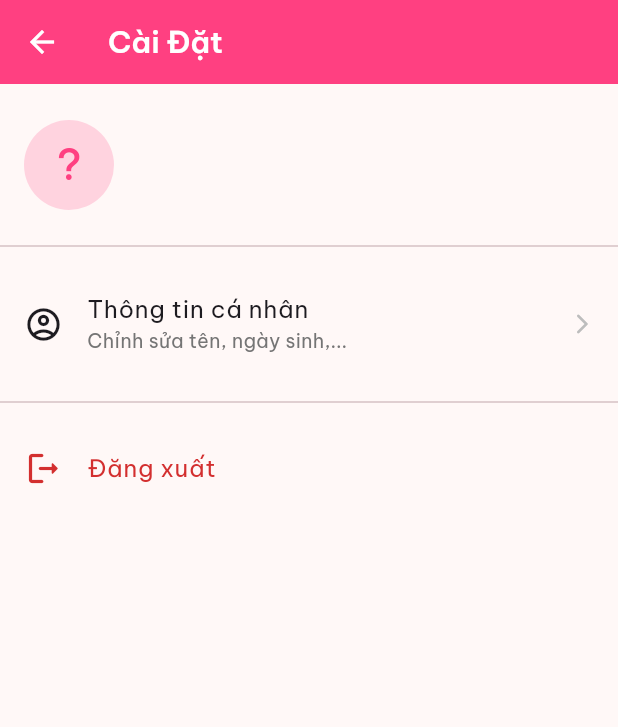
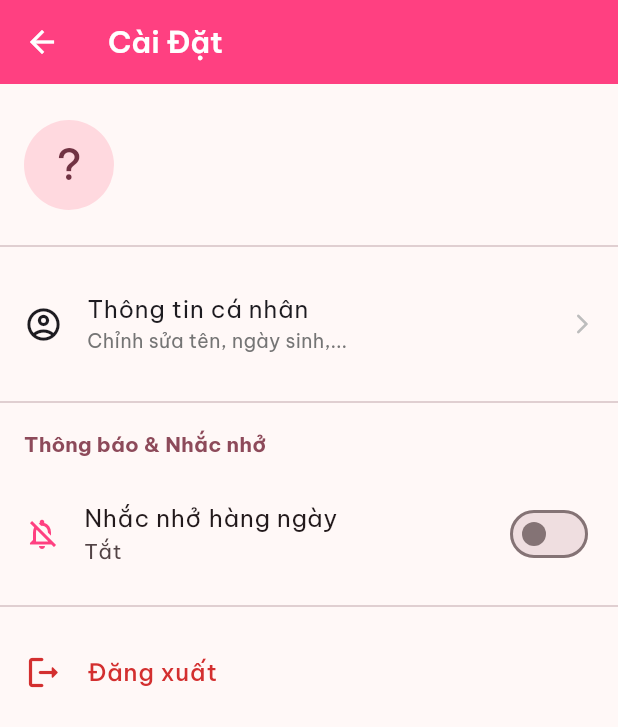
Before and after one commit to viensonlxag/Mobileappproject, a Flutter app: the SettingsScreen screen opened by its route, on a phone screen of 412 x 824 dp. Shown: the top 727 px of the screen. Run offline on Flutter 3.47's test engine with Material 3 defaults, Android fonts, the phone set to English and light mode, and no system bars; our stand-ins replace cloud_firestore, firebase_auth, firebase_core, fl_chart, flutter_local_notifications, google_fonts and 4 more; accounts and stored records are empty; network calls fail.

Commit message:
update notification service and update setting screen

```diff
--- a/lib/screens/settings_screen.dart
+++ b/lib/screens/settings_screen.dart
@@ -1,7 +1,9 @@
 import 'package:flutter/material.dart';
 import 'package:provider/provider.dart';
+import 'package:intl/intl.dart'; // Để định dạng thời gian
 import '../providers/app_provider.dart';
 import '../routes.dart';
+// import '../services/notification_service.dart'; // Không cần trực tiếp ở đây nữa
 
 class SettingsScreen extends StatelessWidget {
   const SettingsScreen({super.key});
@@ -14,6 +16,7 @@ class SettingsScreen extends StatelessWidget {
         return AlertDialog(
           title: const Text('Xác nhận Đăng xuất'),
           content: const Text('Bạn có chắc chắn muốn đăng xuất?'),
+          shape: RoundedRectangleBorder(borderRadius: BorderRadius.circular(16)),
           actions: <Widget>[
             TextButton(
               child: const Text('Hủy'),
@@ -25,10 +28,8 @@ class SettingsScreen extends StatelessWidget {
               style: TextButton.styleFrom(foregroundColor: Colors.red),
               child: const Text('Đăng xuất'),
               onPressed: () async {
-                Navigator.of(dialogContext).pop(); // Đóng dialog trước
-                // Gọi hàm signOut từ AppProvider (đã đổi tên thành appSignOut)
+                Navigator.of(dialogContext).pop();
                 await Provider.of<AppProvider>(context, listen: false).appSignOut(context);
-                // Việc điều hướng đã được xử lý trong appSignOut
               },
             ),
           ],
@@ -37,32 +38,67 @@ class SettingsScreen extends StatelessWidget {
     );
   }
 
+  // ***** THÊM HÀM CHỌN GIỜ CHO NHẮC NHỞ HÀNG NGÀY *****
+  Future<void> _selectDailyReminderTime(BuildContext context, AppProvider appProvider) async {
+    final TimeOfDay? pickedTime = await showTimePicker(
+      context: context,
+      initialTime: appProvider.dailyReminderTime,
+      helpText: 'CHỌN GIỜ NHẮC NHỞ',
+      builder: (BuildContext context, Widget? child) {
+        return Theme(
+          data: Theme.of(context).copyWith(
+            timePickerTheme: TimePickerThemeData(
+              // Tùy chỉnh theme của TimePicker nếu muốn
+              backgroundColor: Colors.white,
+              hourMinuteShape: RoundedRectangleBorder(
+                borderRadius: BorderRadius.circular(12),
+                side: BorderSide(color: Theme.of(context).colorScheme.primary, width: 2),
+              ),
+              dayPeriodShape: RoundedRectangleBorder(
+                borderRadius: BorderRadius.circular(12),
+                side: BorderSide(color: Theme.of(context).colorScheme.primary, width: 1.5),
+              ),
+              // ... các thuộc tính khác
+            ),
+          ),
+          child: child!,
+        );
+      },
+    );
+    if (pickedTime != null && (pickedTime.hour != appProvider.dailyReminderHour || pickedTime.minute != appProvider.dailyReminderMinute)) {
+      await appProvider.updateDailyReminderSetting(
+        enabled: appProvider.dailyReminderEnabled, // Giữ nguyên trạng thái bật/tắt
+        hour: pickedTime.hour,
+        minute: pickedTime.minute,
+      );
+    }
+  }
+
+
   @override
   Widget build(BuildContext context) {
-    // Lấy tên người dùng hiện tại để hiển thị (tùy chọn)
-    final userName = Provider.of<AppProvider>(context).userName;
-    final userEmail = Provider.of<AppProvider>(context).currentUser?.email ?? 'Không có email';
-
+    final appProvider = Provider.of<AppProvider>(context);
+    final userName = appProvider.userName;
+    final userEmail = appProvider.currentUser?.email ?? 'Không có email';
+    final theme = Theme.of(context);
 
     return Scaffold(
       appBar: AppBar(
         title: const Text('Cài Đặt'),
-        // backgroundColor và foregroundColor sẽ lấy từ theme trong main.dart
       ),
       body: ListView(
         padding: const EdgeInsets.symmetric(vertical: 8.0),
         children: <Widget>[
-          // Thông tin người dùng cơ bản
           Padding(
             padding: const EdgeInsets.all(16.0),
             child: Row(
               children: [
                 CircleAvatar(
                   radius: 30,
-                  backgroundColor: Colors.pinkAccent.withOpacity(0.2),
+                  backgroundColor: theme.colorScheme.primaryContainer,
                   child: Text(
                     userName.isNotEmpty && userName != "Bạn" ? userName[0].toUpperCase() : "?",
-                    style: const TextStyle(fontSize: 28, color: Colors.pinkAccent),
+                    style: TextStyle(fontSize: 28, color: theme.colorScheme.onPrimaryContainer),
                   ),
                 ),
                 const SizedBox(width: 16),
@@ -72,12 +108,12 @@ class SettingsScreen extends StatelessWidget {
                     children: [
                       Text(
                         userName,
-                        style: const TextStyle(fontSize: 18, fontWeight: FontWeight.bold),
+                        style: theme.textTheme.titleLarge?.copyWith(fontWeight: FontWeight.w600),
                         overflow: TextOverflow.ellipsis,
                       ),
                       Text(
                         userEmail,
-                        style: TextStyle(fontSize: 14, color: Colors.grey[600]),
+                        style: theme.textTheme.bodyMedium?.copyWith(color: Colors.grey[600]),
                         overflow: TextOverflow.ellipsis,
                       ),
                     ],
@@ -97,19 +133,44 @@ class SettingsScreen extends StatelessWidget {
               Navigator.pushNamed(context, Routes.userProfile);
             },
           ),
-          // Thêm các mục cài đặt khác nếu cần
-          // _buildSettingsItem(
-          //   context,
-          //   icon: Icons.notifications_outlined,
-          //   title: 'Thông báo',
-          //   onTap: () { /* Xử lý */ },
-          // ),
-          // _buildSettingsItem(
-          //   context,
-          //   icon: Icons.color_lens_outlined,
-          //   title: 'Giao diện',
-          //   onTap: () { /* Xử lý */ },
-          // ),
+
+          // ***** THÊM MỤC CÀI ĐẶT THÔNG BÁO *****
+          const Divider(),
+          Padding(
+            padding: const EdgeInsets.symmetric(horizontal: 16.0, vertical: 10.0),
+            child: Text(
+              'Thông báo & Nhắc nhở',
+              style: theme.textTheme.titleSmall?.copyWith(
+                color: theme.colorScheme.primary,
+                fontWeight: FontWeight.bold,
+              ),
+            ),
+          ),
+          SwitchListTile(
+            title: const Text('Nhắc nhở hàng ngày'),
+            subtitle: Text(appProvider.dailyReminderEnabled
+                ? 'Bật lúc ${appProvider.dailyReminderTime.format(context)}'
+                : 'Tắt'),
+            value: appProvider.dailyReminderEnabled,
+            onChanged: (bool value) {
+              appProvider.updateDailyReminderSetting(
+                enabled: value,
+                hour: appProvider.dailyReminderHour, // Giữ nguyên giờ phút hiện tại khi chỉ bật/tắt
+                minute: appProvider.dailyReminderMinute,
+              );
+            },
+            secondary: Icon(appProvider.dailyReminderEnabled ? Icons.notifications_active_outlined : Icons.notifications_off_outlined),
+            contentPadding: const EdgeInsets.symmetric(horizontal: 16.0, vertical: 4.0),
+          ),
+          if (appProvider.dailyReminderEnabled)
+            ListTile(
+              title: const Text('  Thời gian nhắc nhở'), // Thụt vào một chút
+              trailing: Text(appProvider.dailyReminderTime.format(context), style: theme.textTheme.titleSmall?.copyWith(fontWeight: FontWeight.bold)),
+              onTap: () => _selectDailyReminderTime(context, appProvider),
+              contentPadding: const EdgeInsets.only(left: 72.0, right: 16.0), // Căn chỉnh với SwitchListTile
+            ),
+          // TODO: Thêm cài đặt cho nhắc nhở hàng tuần, hàng tháng tương tự
+
           const Divider(),
           _buildSettingsItem(
             context,
@@ -118,7 +179,7 @@ class SettingsScreen extends StatelessWidget {
             onTap: () {
               _confirmLogout(context);
             },
-            color: Colors.red.shade700, // Màu đỏ cho mục đăng xuất
+            color: Colors.red.shade700,
           ),
         ],
       ),
@@ -131,12 +192,12 @@ class SettingsScreen extends StatelessWidget {
         required String title,
         String? subtitle,
         required VoidCallback onTap,
-        Color? color, // Cho phép tùy chỉnh màu của icon và text
+        Color? color,
       }) {
     final itemColor = color ?? Theme.of(context).textTheme.bodyLarge?.color;
     return ListTile(
       leading: Icon(icon, color: itemColor, size: 26),
-      title: Text(title, style: TextStyle(fontSize: 16, color: itemColor)),
+      title: Text(title, style: TextStyle(fontSize: 16, color: itemColor, fontWeight: color != null ? FontWeight.w500 : FontWeight.normal)),
       subtitle: subtitle != null ? Text(subtitle, style: TextStyle(fontSize: 13, color: Colors.grey[600])) : null,
       trailing: (color == null) ? Icon(Icons.arrow_forward_ios_rounded, size: 16, color: Colors.grey[400]) : null,
       onTap: onTap,
```
Also changed, not shown: lib/providers/app_provider.dart (+89 -23 lines), lib/services/notification_service.dart (+161 -61 lines).
